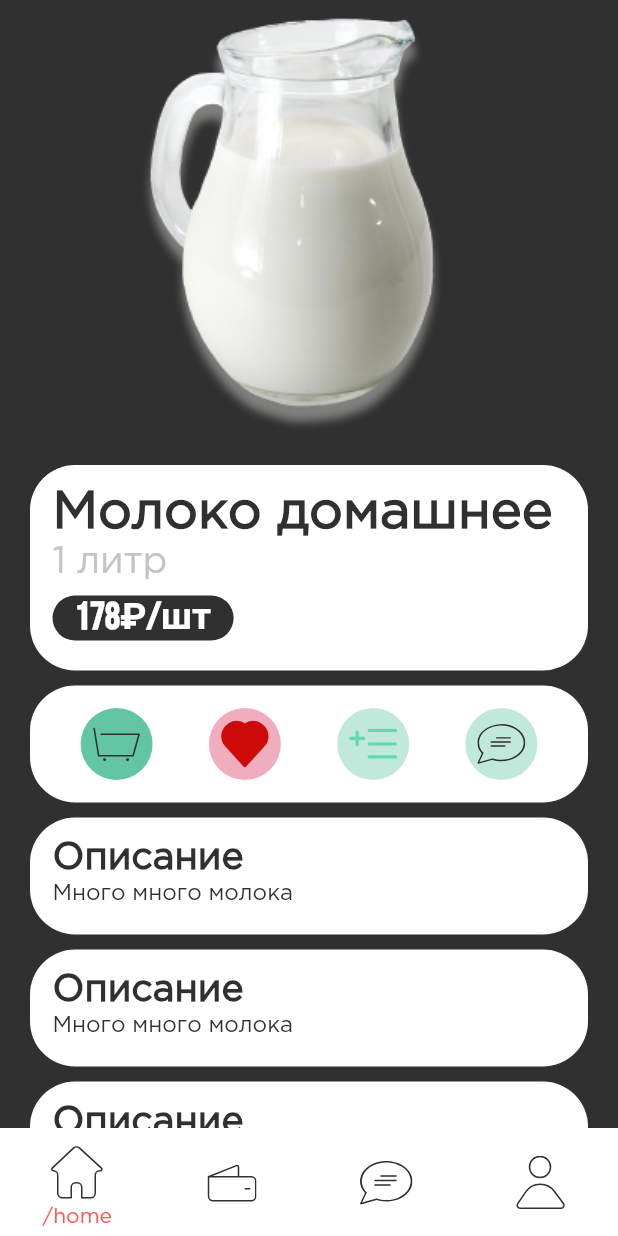
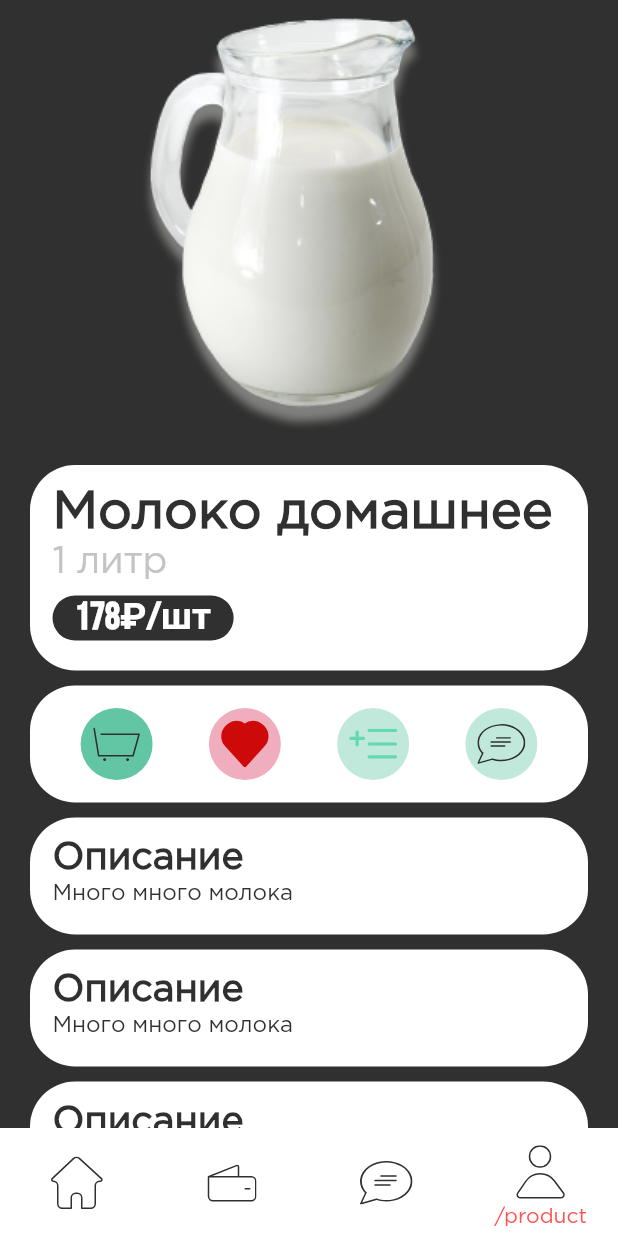
Before and after one commit to lamedevelop/cucumber-mobile, a Flutter app: the screen it shows after launch, item 4 of the bottom bar chosen, on a phone screen of 412 x 824 dp. Run offline on Flutter 3.47's test engine with Material 2 defaults, Android fonts, the phone set to English and light mode, and no system bars; our stand-ins replace flutter_svg, get, shimmer; network calls fail.

Commit message:
[CU-21] navigation completed

```diff
--- a/lib/widgets/custom_scaffold.dart
+++ b/lib/widgets/custom_scaffold.dart
@@ -21,54 +21,20 @@ class CustomScaffoldBinding extends Bindings {
 }
 
 class CustomScaffoldController extends GetxController {
-  int tabIndex = 0;
+  var tabIndex = 0;
 
-  final pages = <String>[
-    route_name.HOME,
-    route_name.CATEGORIES,
-    route_name.PRODUCTS_LIST,
-    route_name.PRODUCT,
+  int get tabIndexValue => tabIndex;
+
+  final List<Widget> pagesList = [
+    HomePage(),
+    Categories(),
+    ProductsList(),
+    Product(),
   ];
 
   void changeTabIndex(int index) {
     tabIndex = index;
-    Get.toNamed(pages[index], id: 2);
-  }
-
-  Route? onGenerateRoute(RouteSettings settings) {
-    if (settings.name == route_name.HOME) {
-      return GetPageRoute(
-        settings: settings,
-        page: () => HomePage(),
-        transition: Transition.fadeIn,
-      );
-    }
-
-    if (settings.name == route_name.CATEGORIES) {
-      return GetPageRoute(
-        settings: settings,
-        page: () => Categories(),
-        transition: Transition.fade,
-      );
-    }
-
-    if (settings.name == route_name.PRODUCTS_LIST) {
-      return GetPageRoute(
-        settings: settings,
-        page: () => ProductsList(),
-        transition: Transition.fade,
-      );
-    }
-
-    if (settings.name == route_name.PRODUCT) {
-      return GetPageRoute(
-        settings: settings,
-        page: () => Product(),
-        transition: Transition.fade,
-      );
-    }
-
-    return null;
+    update();
   }
 }
 
@@ -78,16 +44,24 @@ class CustomScaffold extends StatelessWidget {
     return GetBuilder<CustomScaffoldController>(
       builder: (controller) {
         return Scaffold(
-          body: Navigator(
-            key: Get.nestedKey(2),
-            initialRoute: route_name.HOME,
-            onGenerateRoute: controller.onGenerateRoute,
+          body: PageTransitionSwitcher(
+            duration: Duration(milliseconds: 500),
+            child: IndexedStack(
+              index: controller.tabIndexValue,
+              children: controller.pagesList,
+            ),
+            transitionBuilder: (c, p, s) => FadeThroughTransition(
+              animation: p,
+              secondaryAnimation: s,
+              child: c,
+              fillColor: palette.Black.PRIMARY,
+            ),
           ),
           bottomNavigationBar: BottomNavigationBar(
             unselectedItemColor: Colors.black,
             selectedItemColor: Colors.redAccent,
             onTap: controller.changeTabIndex,
-            currentIndex: controller.tabIndex,
+            currentIndex: controller.tabIndexValue,
             showSelectedLabels: true,
             showUnselectedLabels: false,
             type: BottomNavigationBarType.fixed,
```
Also changed, not shown: lib/pages/home_page.dart (+14 -11 lines).
